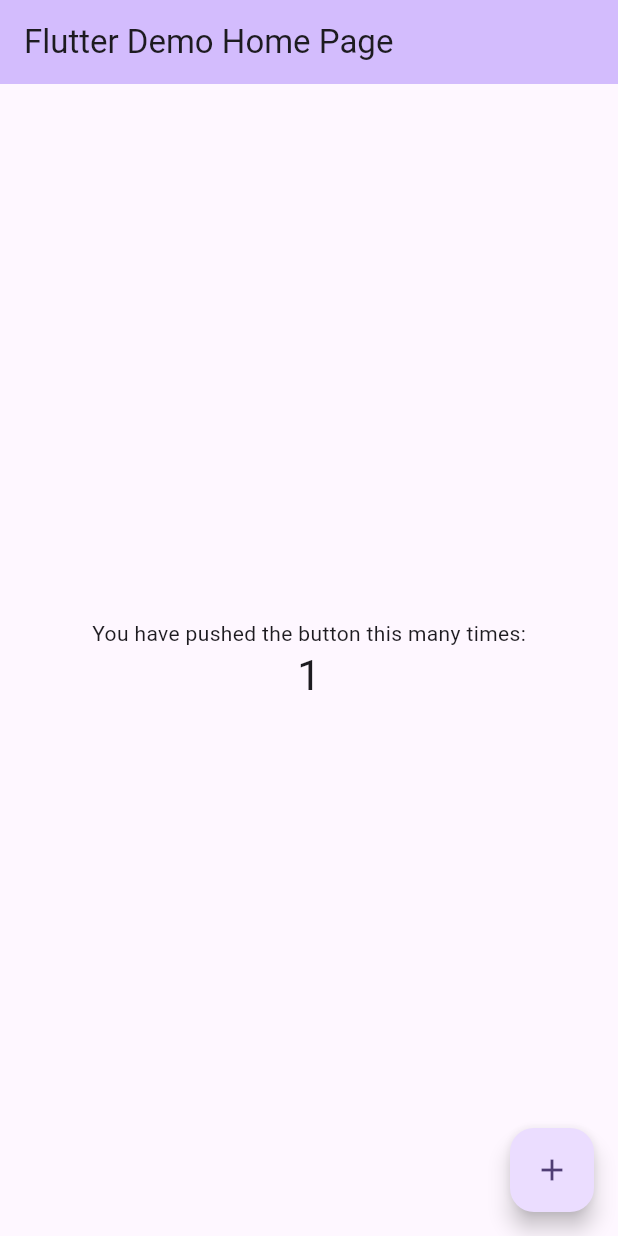
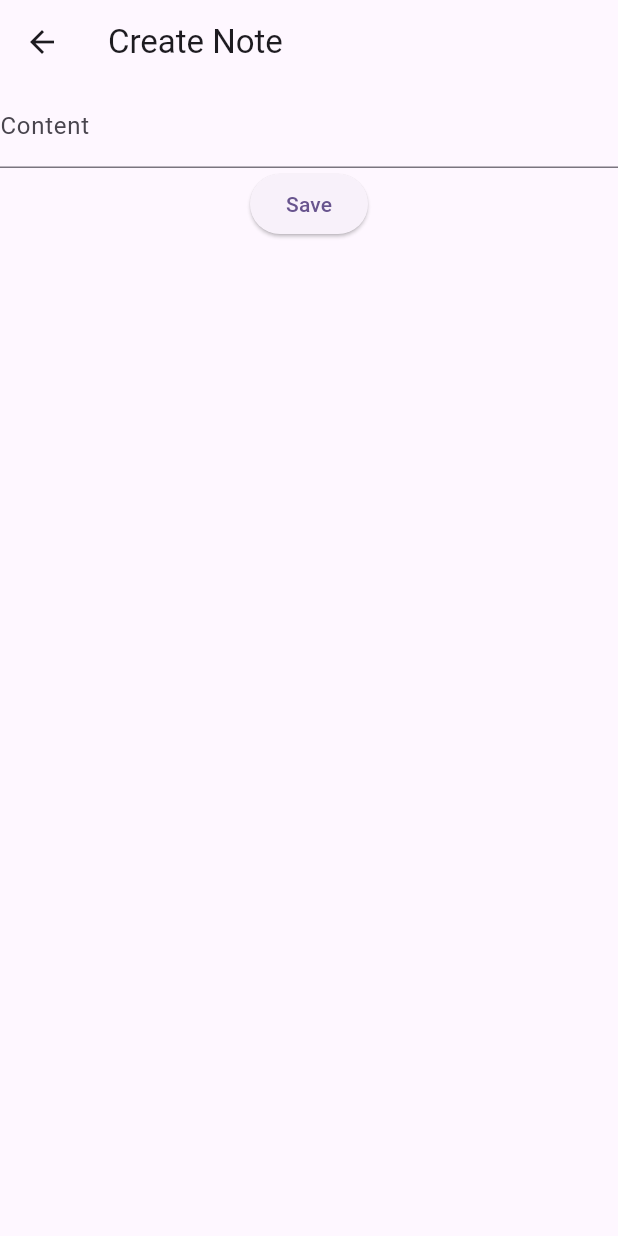
Before and after one commit to ProJulius/Flutter_Course, a Flutter app: the screen it shows after launch, after a tap on the "add" icon, on a phone screen of 412 x 824 dp. Run offline on Flutter 3.47's test engine with Material 2 defaults, Android fonts, the phone set to English and light mode, and no system bars; our stand-ins replace equatable.

Commit message:
Example simple CR notes

```diff
--- /dev/null
+++ b/lib/entity/note_entity.dart
@@ -0,0 +1,14 @@
+import 'package:equatable/equatable.dart';
+
+class NoteEntity extends Equatable {
+  int? id;
+  String content;
+
+  NoteEntity({
+    this.id,
+    required this.content,
+  });
+
+  @override
+  List<Object?> get props => [id];
+}
--- a/lib/main.dart
+++ b/lib/main.dart
@@ -1,4 +1,5 @@
 import 'package:flutter/material.dart';
+import 'package:test_git/screen/grid_note/grid_note_screen.dart';
 
 void main() {
   runApp(const MyApp());
@@ -7,119 +8,16 @@ void main() {
 class MyApp extends StatelessWidget {
   const MyApp({super.key});
 
-  // This widget is the root of your application.
   @override
   Widget build(BuildContext context) {
     return MaterialApp(
       title: 'Flutter Demo',
       theme: ThemeData(
-        // This is the theme of your application.
-        //
-        // TRY THIS: Try running your application with "flutter run". You'll see
-        // the application has a blue toolbar. Then, without quitting the app,
-        // try changing the seedColor in the colorScheme below to Colors.green
-        // and then invoke "hot reload" (save your changes or press the "hot
-        // reload" button in a Flutter-supported IDE, or press "r" if you used
-        // the command line to start the app).
-        //
-        // Notice that the counter didn't reset back to zero; the application
-        // state is not lost during the reload. To reset the state, use hot
-        // restart instead.
-        //
-        // This works for code too, not just values: Most code changes can be
-        // tested with just a hot reload.
         colorScheme: ColorScheme.fromSeed(seedColor: Colors.deepPurple),
         useMaterial3: true,
       ),
-      home: const MyHomePage(title: 'Flutter Demo Home Page'),
+      home: const GridNoteScreen(),
+      debugShowCheckedModeBanner: false,
     );
   }
 }
-
-class MyHomePage extends StatefulWidget {
-  const MyHomePage({super.key, required this.title});
-
-  // This widget is the home page of your application. It is stateful, meaning
-  // that it has a State object (defined below) that contains fields that affect
-  // how it looks.
-
-  // This class is the configuration for the state. It holds the values (in this
-  // case the title) provided by the parent (in this case the App widget) and
-  // used by the build method of the State. Fields in a Widget subclass are
-  // always marked "final".
-
-  final String title;
-
-  @override
-  State<MyHomePage> createState() => _MyHomePageState();
-}
-
-class _MyHomePageState extends State<MyHomePage> {
-  int _counter = 0;
-
-  void _incrementCounter() {
-    setState(() {
-      // This call to setState tells the Flutter framework that something has
-      // changed in this State, which causes it to rerun the build method below
-      // so that the display can reflect the updated values. If we changed
-      // _counter without calling setState(), then the build method would not be
-      // called again, and so nothing would appear to happen.
-      _counter++;
-    });
-  }
-
-  @override
-  Widget build(BuildContext context) {
-    // This method is rerun every time setState is called, for instance as done
-    // by the _incrementCounter method above.
-    //
-    // The Flutter framework has been optimized to make rerunning build methods
-    // fast, so that you can just rebuild anything that needs updating rather
-    // than having to individually change instances of widgets.
-    return Scaffold(
-      appBar: AppBar(
-        // TRY THIS: Try changing the color here to a specific color (to
-        // Colors.amber, perhaps?) and trigger a hot reload to see the AppBar
-        // change color while the other colors stay the same.
-        backgroundColor: Theme.of(context).colorScheme.inversePrimary,
-        // Here we take the value from the MyHomePage object that was created by
-        // the App.build method, and use it to set our appbar title.
-        title: Text(widget.title),
-      ),
-      body: Center(
-        // Center is a layout widget. It takes a single child and positions it
-        // in the middle of the parent.
-        child: Column(
-          // Column is also a layout widget. It takes a list of children and
-          // arranges them vertically. By default, it sizes itself to fit its
-          // children horizontally, and tries to be as tall as its parent.
-          //
-          // Column has various properties to control how it sizes itself and
-          // how it positions its children. Here we use mainAxisAlignment to
-          // center the children vertically; the main axis here is the vertical
-          // axis because Columns are vertical (the cross axis would be
-          // horizontal).
-          //
-          // TRY THIS: Invoke "debug painting" (choose the "Toggle Debug Paint"
-          // action in the IDE, or press "p" in the console), to see the
-          // wireframe for each widget.
-          mainAxisAlignment: MainAxisAlignment.center,
-          children: <Widget>[
-            const Text(
-              'You have pushed the button this many times:',
-            ),
-            Text(
-              '$_counter',
-              style: Theme.of(context).textTheme.headlineMedium,
-            ),
-          ],
-        ),
-      ),
-      floatingActionButton: FloatingActionButton(
-        onPressed: _incrementCounter,
-        tooltip: 'Increment',
-        child: const Icon(Icons.add),
-      ), // This trailing comma makes auto-formatting nicer for build methods.
-    );
-  }
-}
--- /dev/null
+++ b/lib/screen/create_note/create_note_screen.dart
@@ -0,0 +1,49 @@
+import 'package:flutter/material.dart';
+import 'package:test_git/entity/note_entity.dart';
+
+class CreateNoteScreen extends StatelessWidget {
+  CreateNoteScreen({super.key});
+
+  final TextEditingController _contentController = TextEditingController();
+
+  @override
+  Widget build(BuildContext context) {
+    return Scaffold(
+      appBar: AppBar(
+        title: const Text('Create Note'),
+      ),
+      body: _body(context),
+    );
+  }
+
+  Widget _body(BuildContext context) {
+    return Column(
+      children: [
+        // _title(context),
+        _content(context),
+        _button(context),
+      ],
+    );
+  }
+
+  Widget _content(BuildContext context) {
+    return TextField(
+      controller: _contentController,
+      decoration: const InputDecoration(
+        border: UnderlineInputBorder(),
+        labelText: 'Content',
+      ),
+      maxLines: null,
+    );
+  }
+
+  Widget _button(BuildContext context) {
+    return ElevatedButton(
+      onPressed: () {
+        NoteEntity noteEntity = NoteEntity(content: _contentController.text, id: DateTime.now().millisecondsSinceEpoch);
+        Navigator.pop(context, noteEntity);
+      },
+      child: const Text('Save'),
+    );
+  }
+}
--- /dev/null
+++ b/lib/screen/grid_note/grid_note_screen.dart
@@ -0,0 +1,68 @@
+import 'package:flutter/material.dart';
+import 'package:test_git/screen/create_note/create_note_screen.dart';
+import 'package:test_git/screen/note_detail/note_detail_screen.dart';
+
+import '../../entity/note_entity.dart';
+
+class GridNoteScreen extends StatefulWidget {
+  const GridNoteScreen({super.key});
+
+  @override
+  State<GridNoteScreen> createState() => _GridNoteScreenState();
+}
+
+class _GridNoteScreenState extends State<GridNoteScreen> {
+  final List<NoteEntity> _notes = [];
+
+  @override
+  Widget build(BuildContext context) {
+    return Scaffold(
+      appBar: AppBar(
+        title: const Text('Grid Note'),
+      ),
+      body: _body(),
+      floatingActionButton: _floatingActionButton(),
+    );
+  }
+
+  Widget _body() {
+    return GridView.builder(
+      gridDelegate: const SliverGridDelegateWithFixedCrossAxisCount(crossAxisCount: 2, crossAxisSpacing: 10, mainAxisSpacing: 10),
+      itemBuilder: (context, index) {
+        return _noteItem(_notes[index]);
+      },
+      itemCount: _notes.length,
+    );
+  }
+
+  Widget _floatingActionButton() {
+    return FloatingActionButton(
+      onPressed: () async {
+        NoteEntity? noteEntity = await Navigator.push(context, MaterialPageRoute(builder: (context) => CreateNoteScreen()));
+        setState(() {
+          if (noteEntity != null) {
+            _notes.add(noteEntity);
+          }
+        });
+      },
+      child: const Icon(Icons.add),
+    );
+  }
+
+  Widget _noteItem(NoteEntity note) {
+    return InkWell(
+      onTap: () {
+        Navigator.push(context, MaterialPageRoute(builder: (context) => NoteDetail(note: note)));
+      },
+      child: Container(
+        color: Colors.blue,
+        child: Center(
+          child: Text(
+            note.content,
+            style: const TextStyle(color: Colors.white, fontSize: 24),
+          ),
+        ),
+      ),
+    );
+  }
+}
--- /dev/null
+++ b/lib/screen/note_detail/note_detail_screen.dart
@@ -0,0 +1,22 @@
+import 'package:flutter/material.dart';
+import 'package:test_git/entity/note_entity.dart';
+
+class NoteDetail extends StatelessWidget {
+  const NoteDetail({super.key, required this.note});
+
+  final NoteEntity note;
+
+  @override
+  Widget build(BuildContext context) {
+    return Scaffold(
+      appBar: AppBar(
+        title: const Text('Note Detail'),
+      ),
+      body: _body(context),
+    );
+  }
+
+  Widget _body(BuildContext context) {
+    return Text(note.content);
+  }
+}
--- a/pubspec.yaml
+++ b/pubspec.yaml
@@ -30,7 +30,7 @@ environment:
 dependencies:
   flutter:
     sdk: flutter
-
+  equatable: ^2.0.5
 
   # The following adds the Cupertino Icons font to your application.
   # Use with the CupertinoIcons class for iOS style icons.
```
